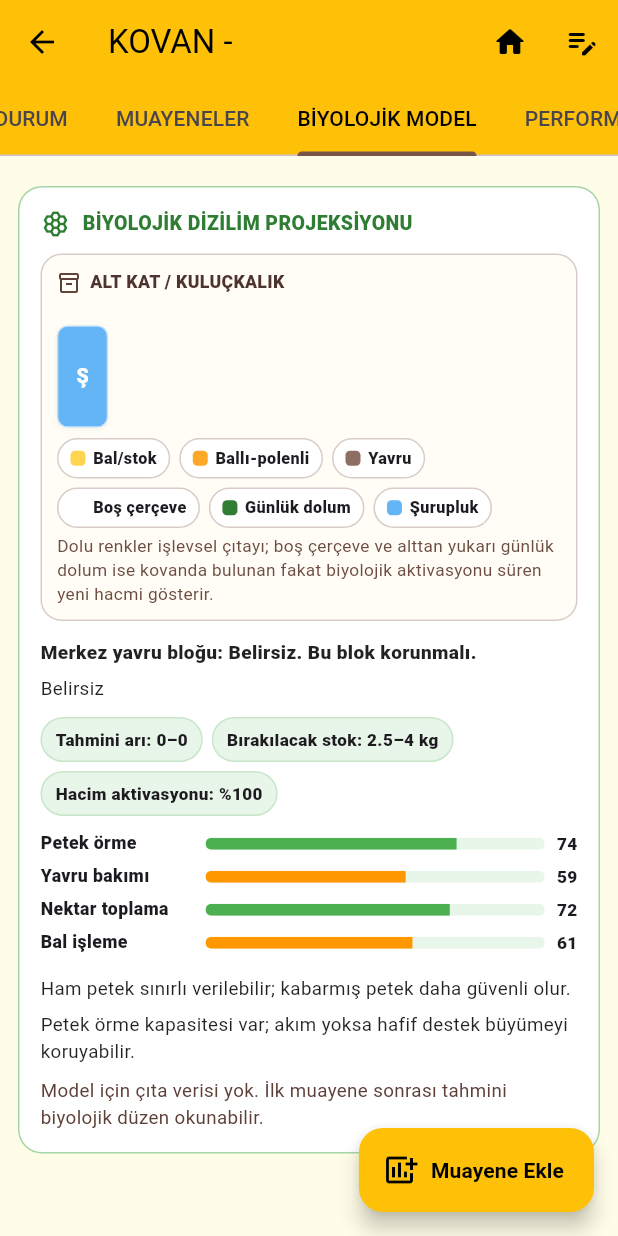
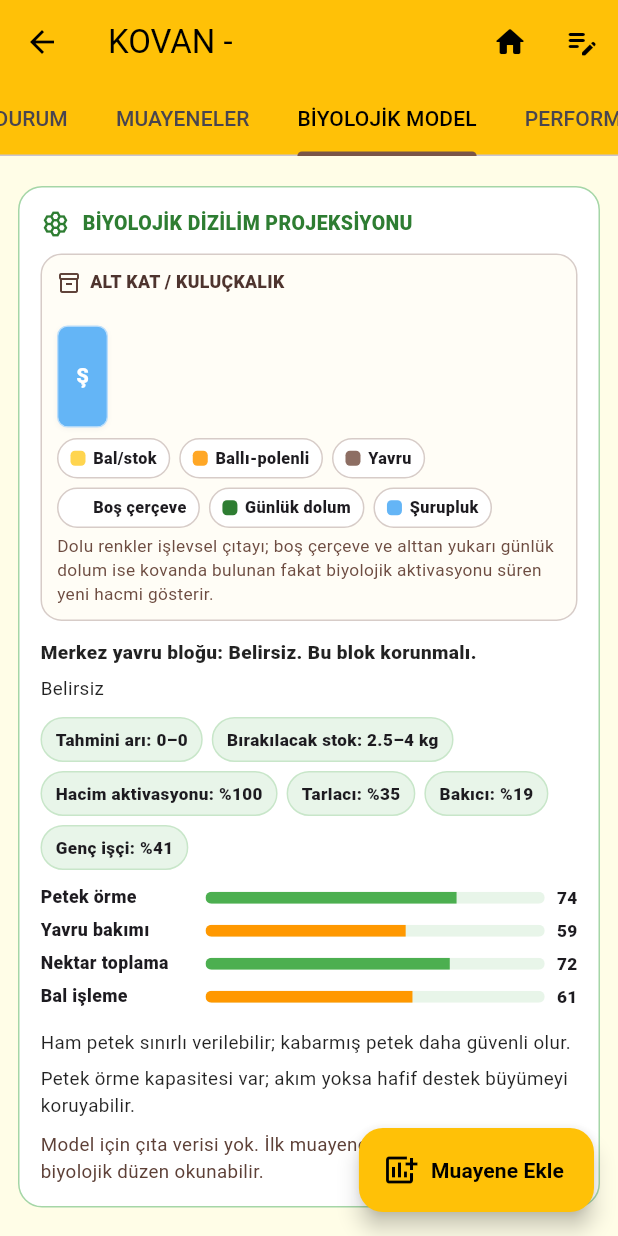
Before and after one commit to denizhandere1/itogena, a Flutter app: the KoloniDetaySayfasi screen opened directly with empty values, tab 3 chosen, on a phone screen of 412 x 824 dp. Run offline on Flutter 3.47's test engine with Material 3 defaults, Android fonts, the phone set to English and light mode, and no system bars; our stand-ins replace file_picker, package_info_plus, share_plus, speech_to_text, sqflite; accounts and stored records are empty; network calls fail.

Commit message:
Paket adı güncelleme, demografi UI ve çeşitli düzenlemeler
- Android paket adı com.example.itogena → com.itogaciftligi.itogena (Play Store hazırlığı)
- MainActivity yeni paket dizinine taşındı
- Biyolojik model sekmesine demografi dağılımı chip'leri eklendi (tarlacı/bakıcı/genç işçi %)
- Güncelleme servisi, koloni biyolojik model servisi düzenlemeleri
- Ayarlar ve muayene ekle sayfaları güncellemeleri

Co-Authored-By: Claude Sonnet 4.6 <noreply@anthropic.com>

```diff
--- a/lib/screens/koloni_detay_sayfasi.dart
+++ b/lib/screens/koloni_detay_sayfasi.dart
@@ -1760,6 +1760,11 @@ class _KoloniDetaySayfasiState extends State<KoloniDetaySayfasi>
         .whereType<Map>()
         .map((e) => Map<String, dynamic>.from(e))
         .toList(growable: false);
+    final List<Map<String, dynamic>> ucuncuKatYerlesim =
+    (model['ucuncuKatYerlesim'] as List? ?? const <dynamic>[])
+        .whereType<Map>()
+        .map((e) => Map<String, dynamic>.from(e))
+        .toList(growable: false);
     final String kovanGorselNotu =
     _metin(model['kovanGorselNotu'], varsayilan: '');
     final String suruplukKonumMetni =
@@ -1787,6 +1792,12 @@ class _KoloniDetaySayfasiState extends State<KoloniDetaySayfasi>
     final Map<String, dynamic> citaAktivasyon = Map<String, dynamic>.from(
       model['citaAktivasyon'] ?? const <String, dynamic>{},
     );
+    final Map<String, dynamic> demografi = Map<String, dynamic>.from(
+      model['demografi'] ?? const <String, dynamic>{},
+    );
+    final int tarlaciYuzde = _toInt(demografi['tarlaciOran']);
+    final int bakiciYuzde = _toInt(demografi['bakiciOran']);
+    final int gencIsciYuzde = _toInt(demografi['gencIsciOran']);
     final String hamPetekOnerisi =
     _metin(kabiliyet['hamPetekOnerisi'], varsayilan: '');
     final String beslemeOnerisi =
@@ -1825,6 +1836,7 @@ class _KoloniDetaySayfasiState extends State<KoloniDetaySayfasi>
             _kovanYerlesimGorseli(
               altKat: altKatYerlesim,
               ustKat: ustKatYerlesim,
+              ucuncuKat: ucuncuKatYerlesim,
               notMetni: kovanGorselNotu,
               suruplukMetni: suruplukKonumMetni,
               aktivasyon: citaAktivasyon,
@@ -1875,6 +1887,12 @@ class _KoloniDetaySayfasiState extends State<KoloniDetaySayfasi>
                   'Hacim aktivasyonu',
                   '%${_toInt(citaAktivasyon['toplamHacimAktivasyonYuzde'])}',
                 ),
+              if (tarlaciYuzde > 0)
+                _miniBilgiHap('Tarlacı', '%$tarlaciYuzde'),
+              if (bakiciYuzde > 0)
+                _miniBilgiHap('Bakıcı', '%$bakiciYuzde'),
+              if (gencIsciYuzde > 0)
+                _miniBilgiHap('Genç işçi', '%$gencIsciYuzde'),
             ],
           ),
           const SizedBox(height: 10),
@@ -2033,6 +2051,7 @@ class _KoloniDetaySayfasiState extends State<KoloniDetaySayfasi>
   Widget _kovanYerlesimGorseli({
     required List<Map<String, dynamic>> altKat,
     required List<Map<String, dynamic>> ustKat,
+    required List<Map<String, dynamic>> ucuncuKat,
     required String notMetni,
     required String suruplukMetni,
     required Map<String, dynamic> aktivasyon,
@@ -2048,6 +2067,12 @@ class _KoloniDetaySayfasiState extends State<KoloniDetaySayfasi>
       child: Column(
         crossAxisAlignment: CrossAxisAlignment.start,
         children: [
+          if (ucuncuKat.isNotEmpty) ...[
+            _katBasligi('3. KAT / BALLIK', Icons.view_week_outlined),
+            const SizedBox(height: 4),
+            _citaSirasi(ucuncuKat, aktivasyon: aktivasyon),
+            const SizedBox(height: 9),
+          ],
           if (ustKat.isNotEmpty) ...[
             _katBasligi('ÜST KAT / BALLIK', Icons.view_week_outlined),
             const SizedBox(height: 4),
@@ -2127,21 +2152,46 @@ class _KoloniDetaySayfasiState extends State<KoloniDetaySayfasi>
         final int adet = citalar.length;
         final double bosluk = adet > 1 ? 3.0 : 0.0;
         final double toplamBosluk = bosluk * (adet - 1);
-        final double genislik = ((constraints.maxWidth - toplamBosluk) / adet)
+
+        // Mevcut genişlikle sığan ideal çıta boyutu
+        final double idealGenislik =
+        ((constraints.maxWidth - toplamBosluk) / adet)
             .clamp(24.0, 34.0)
             .toDouble();
 
-        return Row(
-          crossAxisAlignment: CrossAxisAlignment.end,
-          children: [
-            for (int i = 0; i < citalar.length; i++) ...[
-              SizedBox(
-                width: genislik,
-                child: _citaBlogu(citalar[i], aktivasyon: aktivasyon),
-              ),
-              if (i != citalar.length - 1) SizedBox(width: bosluk),
-            ],
+        // Minimum 24.0 genişlikte toplam gereken alan
+        const double minCitaGenislik = 24.0;
+        final double toplamGerekenAlan =
+            minCitaGenislik * adet + toplamBosluk;
+
+        // Eğer tüm çıtalar sığıyorsa normal Row; sığmıyorsa yatay kaydırılabilir
+        final bool sigiyor = toplamGerekenAlan <= constraints.maxWidth;
+
+        final rowChildren = <Widget>[
+          for (int i = 0; i < citalar.length; i++) ...[
+            SizedBox(
+              width: sigiyor ? idealGenislik : minCitaGenislik,
+              child: _citaBlogu(citalar[i], aktivasyon: aktivasyon),
+            ),
+            if (i != citalar.length - 1) SizedBox(width: bosluk),
           ],
+        ];
+
+        if (sigiyor) {
+          return Row(
+            crossAxisAlignment: CrossAxisAlignment.end,
+            children: rowChildren,
+          );
+        }
+
+        // Çıtalar sığmıyor → yatay kaydırma
+        return SingleChildScrollView(
+          scrollDirection: Axis.horizontal,
+          physics: const BouncingScrollPhysics(),
+          child: Row(
+            crossAxisAlignment: CrossAxisAlignment.end,
+            children: rowChildren,
+          ),
         );
       },
     );
@@ -2335,7 +2385,7 @@ class _KoloniDetaySayfasiState extends State<KoloniDetaySayfasi>
 
     if (!aktivasyon || biyolojikRolVar) return _citaRengi(tip);
 
-    if (kat == 'ust' || t.contains('ballık')) return const Color(0xFFFFD54F);
+    if (kat == 'ust' || kat == 'ucuncu' || t.contains('ballık')) return const Color(0xFFFFD54F);
     if (no == 1 || no == 10) return const Color(0xFFFFD54F);
     if (no == 2 || no == 9) return const Color(0xFFFFA726);
     if (no >= 3 && no <= 8) return const Color(0xFF8D6E63);
--- a/lib/services/koloni_biyolojik_model_servisi.dart
+++ b/lib/services/koloni_biyolojik_model_servisi.dart
@@ -256,6 +256,7 @@ class KoloniBiyolojikModelServisi {
       suruplukKaldirildiMi: suruplukKaldirildiMi,
       kuluclukKapasitesi: kuluclukKapasitesi,
       katAtildi: katAtildi,
+      ucKatliKoloni: ucKatliKoloni,
       kuluclukCita: fizikselKuluclukCita,
       ballikCita: fizikselBallikCita,
       yavruBlok: yavruBlok,
@@ -482,6 +483,7 @@ class KoloniBiyolojikModelServisi {
       'yerlesimMetni': yerlesim.join(' / '),
       'altKatYerlesim': kovanYerlesimi['altKatYerlesim'],
       'ustKatYerlesim': kovanYerlesimi['ustKatYerlesim'],
+      'ucuncuKatYerlesim': kovanYerlesimi['ucuncuKatYerlesim'],
       'tacPozisyonlari': kovanYerlesimi['tacPozisyonlari'],
       'kovanGorselNotu': kovanYerlesimi['not'],
       'demografi': demografi,
@@ -921,6 +923,7 @@ class KoloniBiyolojikModelServisi {
     required bool suruplukKaldirildiMi,
     required int kuluclukKapasitesi,
     required bool katAtildi,
+    required bool ucKatliKoloni,
     required int kuluclukCita,
     required int ballikCita,
     required String yavruBlok,
@@ -1009,6 +1012,17 @@ class KoloniBiyolojikModelServisi {
 
     final altKat = <Map<String, dynamic>>[];
     final ustKat = <Map<String, dynamic>>[];
+    final ucuncuKat = <Map<String, dynamic>>[];
+
+    // 3 katlı kolonide ballık çıtalar iki kata bölünür:
+    // 2. kat (ustKat): ilk 10 çıta, 3. kat (ucuncuKat): geri kalanlar
+    const int ikincKatKapasitesi = 10;
+    final int ustKatCita = ucKatliKoloni
+        ? math.min(ballikCita, ikincKatKapasitesi)
+        : ballikCita;
+    final int ucuncuKatCita = ucKatliKoloni
+        ? math.max(0, ballikCita - ikincKatKapasitesi)
+        : 0;
 
     if (!katAtildi) {
       if (suruplukVarMi && !suruplukKaldirildiMi) {
@@ -1026,13 +1040,20 @@ class KoloniBiyolojikModelServisi {
       }
     } else if (katReorganizasyonModu) {
       final int toplamFizikselCita = kuluclukCita + ballikCita;
-      final int ustCitaSayisi = math.min(
+      final int tamUstCitaSayisi = math.min(
         toplamFizikselCita,
         math.max(2, ballikCita),
       );
+      // 3 katlı kolonide üst kat ikincKatKapasitesi ile sınırlanır; fazlası 3. kata alınır.
+      final int ustCitaSayisi = ucKatliKoloni
+          ? math.min(tamUstCitaSayisi, ikincKatKapasitesi)
+          : tamUstCitaSayisi;
+      final int ucuncuKatCitaReorg = ucKatliKoloni
+          ? math.max(0, tamUstCitaSayisi - ikincKatKapasitesi)
+          : 0;
       final int altCitaSayisi = math.min(
         kuluclukKapasitesi,
-        math.max(0, toplamFizikselCita - ustCitaSayisi),
+        math.max(0, toplamFizikselCita - tamUstCitaSayisi),
       );
       final int yeniAltPetekSayisi = math.min(
         eklenenCita > 0 ? eklenenCita : 3,
@@ -1098,6 +1119,19 @@ class KoloniBiyolojikModelServisi {
           aktiflik: aktiflik,
         ));
       }
+
+      for (int i = 0; i < ucuncuKatCitaReorg; i++) {
+        final int globalNo = kuluclukKapasitesi + ikincKatKapasitesi + 1 + i;
+        final aktiflik = aktiflikHesapla(globalNo);
+        ucuncuKat.add(citaMap(
+          kat: 'ucuncu',
+          no: globalNo,
+          tip: aktiflik >= 0.98
+              ? 'Ballık / bal alanı'
+              : 'Ballık / aktivasyon sürecinde',
+          aktiflik: aktiflik,
+        ));
+      }
     } else {
       for (int no = 1; no <= kuluclukKapasitesi; no++) {
         final aktiflik = aktiflikHesapla(no);
@@ -1114,11 +1148,25 @@ class KoloniBiyolojikModelServisi {
         ustKat.add(suruplukMap('ust', 0));
       }
 
-      for (int i = 0; i < ballikCita; i++) {
+      for (int i = 0; i < ustKatCita; i++) {
         final int globalNo = kuluclukKapasitesi + 1 + i;
         final aktiflik = aktiflikHesapla(globalNo);
         ustKat.add(citaMap(
           kat: 'ust',
+          no: globalNo,
+          tip: aktiflik >= 0.98
+              ? 'Ballık / bal alanı'
+              : 'Ballık / aktivasyon sürecinde',
+          aktiflik: aktiflik,
+        ));
+      }
+
+      // 3. kat çıtaları
+      for (int i = 0; i < ucuncuKatCita; i++) {
+        final int globalNo = kuluclukKapasitesi + ikincKatKapasitesi + 1 + i;
+        final aktiflik = aktiflikHesapla(globalNo);
+        ucuncuKat.add(citaMap(
+          kat: 'ucuncu',
           no: globalNo,
           tip: aktiflik >= 0.98
               ? 'Ballık / bal alanı'
@@ -1147,6 +1195,7 @@ class KoloniBiyolojikModelServisi {
     return {
       'altKatYerlesim': altKat,
       'ustKatYerlesim': ustKat,
+      'ucuncuKatYerlesim': ucuncuKat,
       'tacPozisyonlari': tacPozisyonlari,
       'suruplukKonumMetni': suruplukKonumMetni,
       'not': katAtildi && katReorganizasyonModu
```
Also changed, not shown: lib/screens/ayarlar_sayfasi.dart (+11 -0 lines), lib/screens/muayene_ekle_sayfasi.dart (+45 -10 lines), lib/services/guncelleme_servisi.dart (+13 -24 lines), 4 other files. Lines whose indentation alone changed are shown as unchanged.
